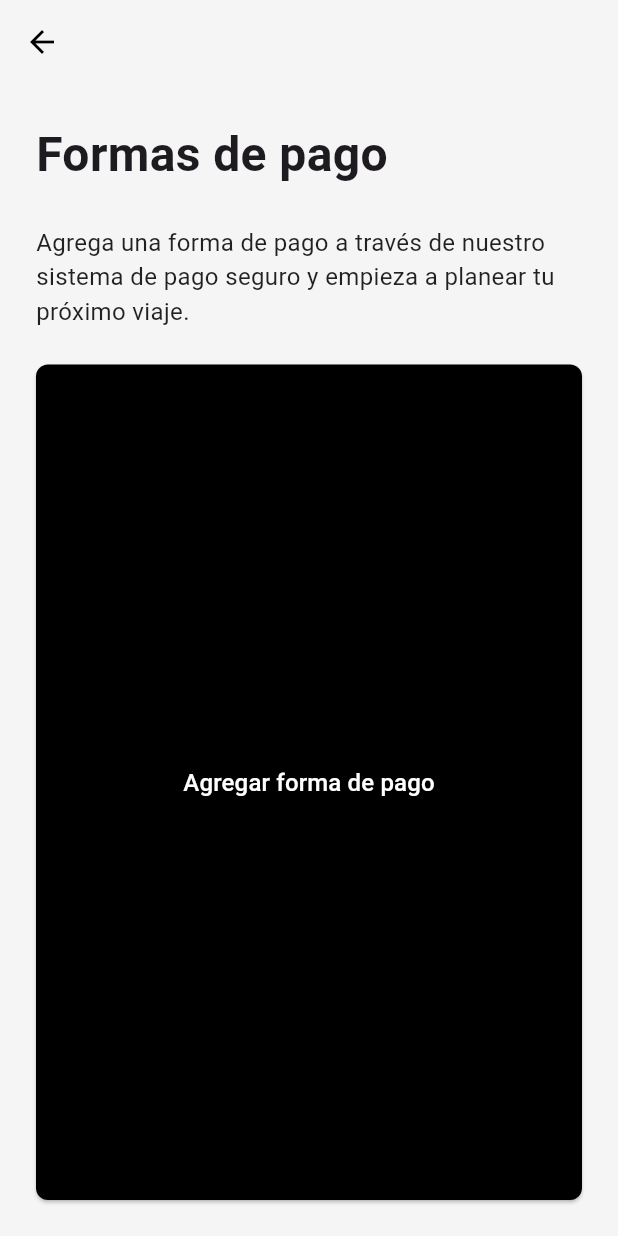
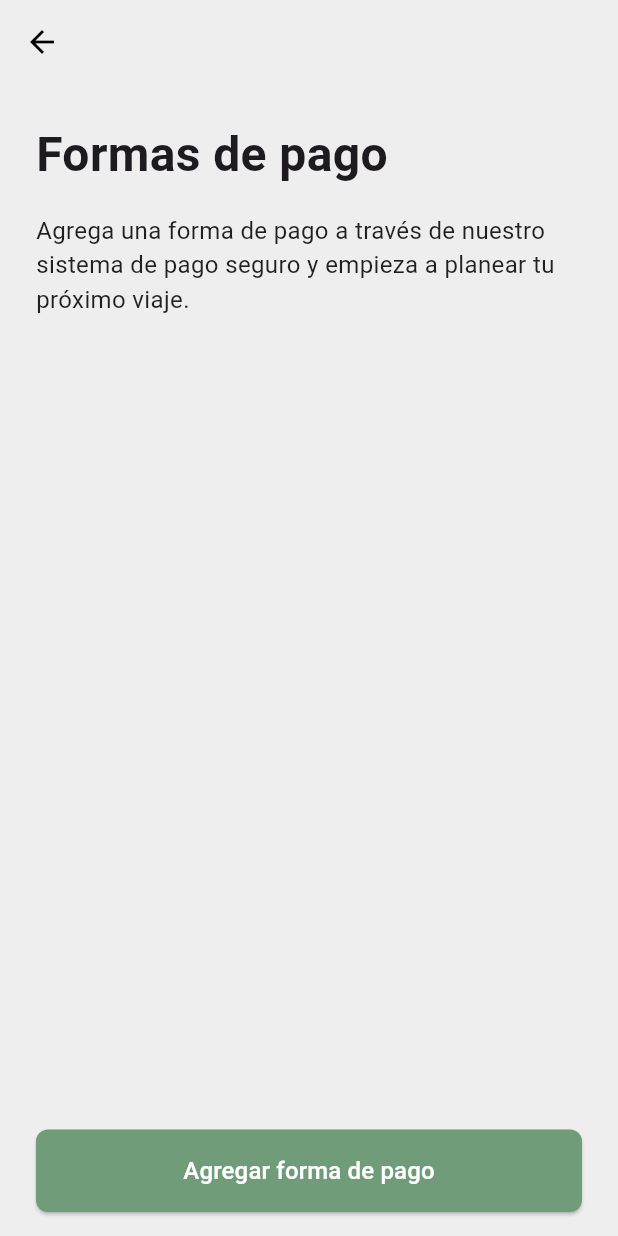
Before and after one commit to Aplicaciones-Moviles-WV61-Grupo4/NestHubApp, a Flutter app: the PaymentMethodsPage screen opened directly, on a phone screen of 412 x 824 dp. Run offline on Flutter 3.47's test engine with Material 3 defaults, Android fonts, the phone set to English and light mode, and no system bars; our stand-ins replace geocoding, google_maps_flutter, image_picker, location.

Commit message:
fix: payment

```diff
--- a/lib/payment_methods_page.dart
+++ b/lib/payment_methods_page.dart
@@ -63,56 +63,50 @@ class PaymentMethodsPage extends StatelessWidget {
   @override
   Widget build(BuildContext context) {
     return Scaffold(
-      backgroundColor: Colors.grey[100],
+      backgroundColor: Colors.grey[200],
       appBar: AppBar(
-        backgroundColor: Colors.grey[100],
+        backgroundColor: Colors.grey[200],
         elevation: 0,
         leading: IconButton(
           icon: const Icon(Icons.arrow_back, color: Colors.black),
           onPressed: () => Navigator.pop(context),
         ),
       ),
-      body: LayoutBuilder(
-        builder: (context, constraints) {
-          return SingleChildScrollView(
-            child: ConstrainedBox(
-              constraints: BoxConstraints(
-                minHeight: constraints.maxHeight,
-              ),
-              child: IntrinsicHeight(
+      body: Stack(
+        children: [
+          Padding(
+            padding: const EdgeInsets.all(24.0),
             child: Column(
               crossAxisAlignment: CrossAxisAlignment.start,
               children: [
-                    const Padding(
-                      padding: EdgeInsets.all(24.0),
-                      child: Text(
+                const Text(
                   'Formas de pago',
                   style: TextStyle(
                     fontSize: 32,
                     fontWeight: FontWeight.bold,
                   ),
                 ),
-                    ),
-                    const Padding(
-                      padding: EdgeInsets.symmetric(horizontal: 24.0),
-                      child: Text(
+                const SizedBox(height: 16),
+                const Text(
                   'Agrega una forma de pago a través de nuestro sistema de pago seguro y empieza a planear tu próximo viaje.',
                   style: TextStyle(
                     fontSize: 16,
                     color: Colors.black87,
                   ),
                 ),
+              ],
             ),
-                    const SizedBox(height: 24),
-                    Expanded(
+          ),
+          Align(
+            alignment: Alignment.bottomCenter,
             child: Padding(
-                        padding: const EdgeInsets.symmetric(horizontal: 24.0),
+              padding: const EdgeInsets.symmetric(horizontal: 24, vertical: 16),
               child: SizedBox(
                 width: double.infinity,
                 child: ElevatedButton(
                   onPressed: () => _showPaymentMethodsModal(context),
                   style: ElevatedButton.styleFrom(
-                              backgroundColor: Colors.black,
+                    backgroundColor: const Color(0xFF719C7A),
                     padding: const EdgeInsets.symmetric(vertical: 16),
                     shape: RoundedRectangleBorder(
                       borderRadius: BorderRadius.circular(8),
@@ -129,13 +123,7 @@ class PaymentMethodsPage extends StatelessWidget {
               ),
             ),
           ),
-                    const SizedBox(height: 24),
         ],
-                ),
-              ),
-            ),
-          );
-        },
       ),
     );
   }
```
Lines whose indentation alone changed are shown as unchanged.
